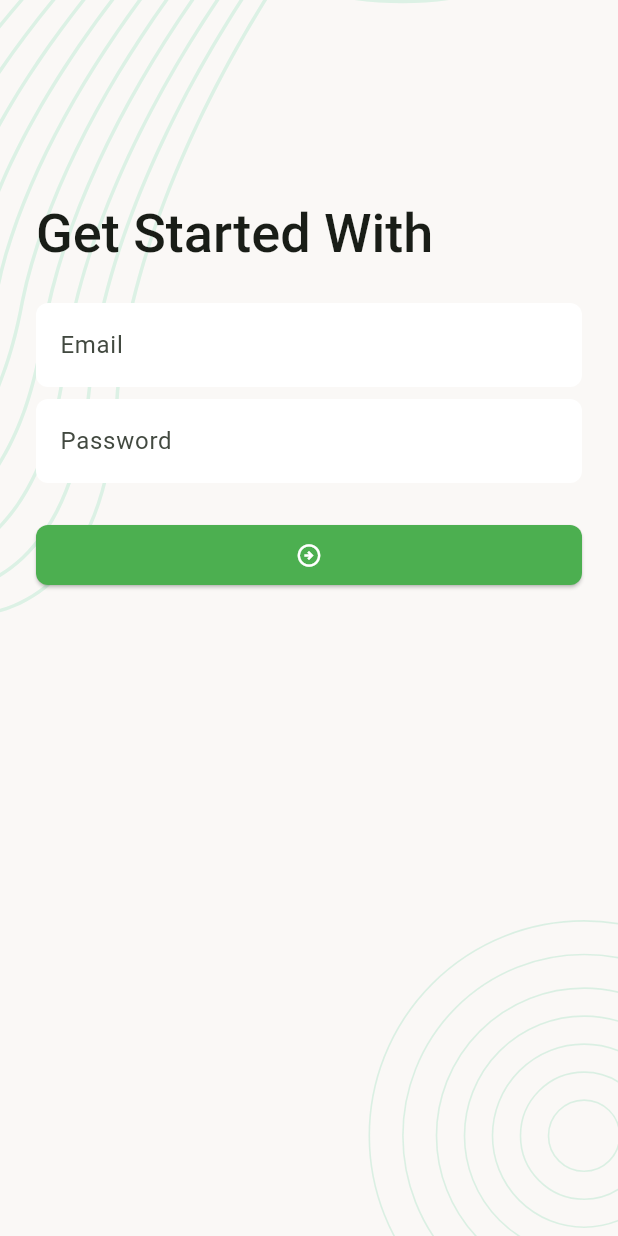
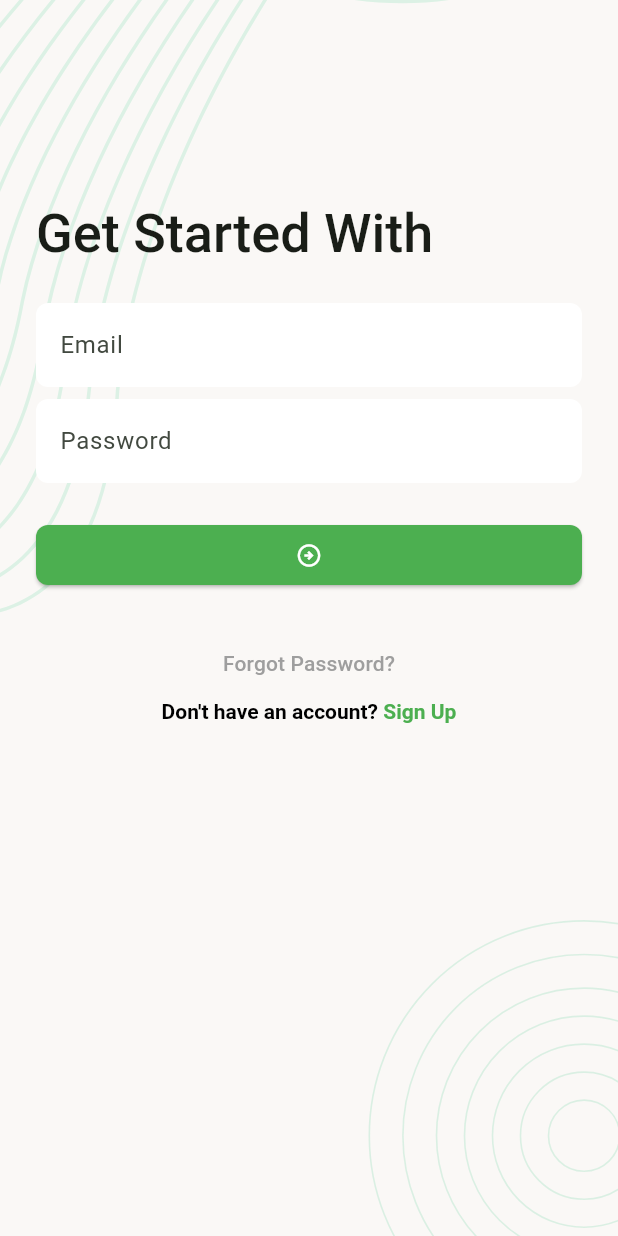
Before and after one commit to Kamrul-Hasan-2/task_managment_apk, a Flutter app: the screen it shows after launch, on a phone screen of 412 x 824 dp. Run offline on Flutter 3.47's test engine with Material 3 defaults, Android fonts, the phone set to English and light mode, and no system bars; our stand-ins replace flutter_svg.

Commit message:
Complete SignIn Section

```diff
--- a/lib/ui/home/sign_in_screen.dart
+++ b/lib/ui/home/sign_in_screen.dart
@@ -1,4 +1,5 @@
 import 'package:flutter/material.dart';
+import 'package:task_managment_apk/ui/widget/app_color.dart';
 import 'package:task_managment_apk/ui/widget/screen_background.dart';
 
 class SignInScreen extends StatefulWidget {
@@ -15,6 +16,7 @@ class _SignInScreenState extends State<SignInScreen> {
 
     return Scaffold(
       body: ScreenBackground(
+        child: SingleChildScrollView(
           child: Padding(
             padding: const EdgeInsets.all(24),
             child: Column(
@@ -37,6 +39,54 @@ class _SignInScreenState extends State<SignInScreen> {
                     hintText: 'Email',
                   ),
                 ),
+                _buildSignInFormSection(),
+                const SizedBox(
+                  height: 24,
+                ),
+                Center(
+                  child: Column(
+                    children: [
+                      TextButton(
+                        onPressed: _onTapForgotPasswordButton,
+                        child: const Text('Forgot Password?',style: TextStyle(
+                          color: Colors.grey
+                        ),),
+                      ),
+                      _buildSignUpSection(),
+                    ],
+                  ),
+                )
+              ],
+            ),
+          ),
+        ),
+      ),
+    );
+  }
+
+  void _onTapForgotPasswordButton(){
+    //TODO: implement forgot password
+  }
+
+  Widget _buildSignUpSection() {
+    return RichText(
+      text: const TextSpan(
+        style: TextStyle(
+            color: Colors.black, fontSize: 14, fontWeight: FontWeight.w600),
+        text: "Don't have an account? ",
+        children: [
+          TextSpan(
+            text: 'Sign Up',
+            style: TextStyle(color: AppColor.themeColor),
+          ),
+        ],
+      ),
+    );
+  }
+
+  Widget _buildSignInFormSection() {
+    return Column(
+      children: [
         const SizedBox(
           height: 8,
         ),
@@ -50,12 +100,16 @@ class _SignInScreenState extends State<SignInScreen> {
           height: 24,
         ),
         ElevatedButton(
-                  onPressed: () {},
-                  child:  const Icon(Icons.arrow_circle_right_outlined))
+          onPressed: _onTapNextScreenButton,
+          child: const Icon(Icons.arrow_circle_right_outlined),
+        ),
       ],
-          ),
-        ),
-      ),
     );
   }
+
+  void _onTapNextScreenButton() {
+    //TODO: implement next Screen Button
   }
+
+
+}
```
Lines whose indentation alone changed are shown as unchanged.
